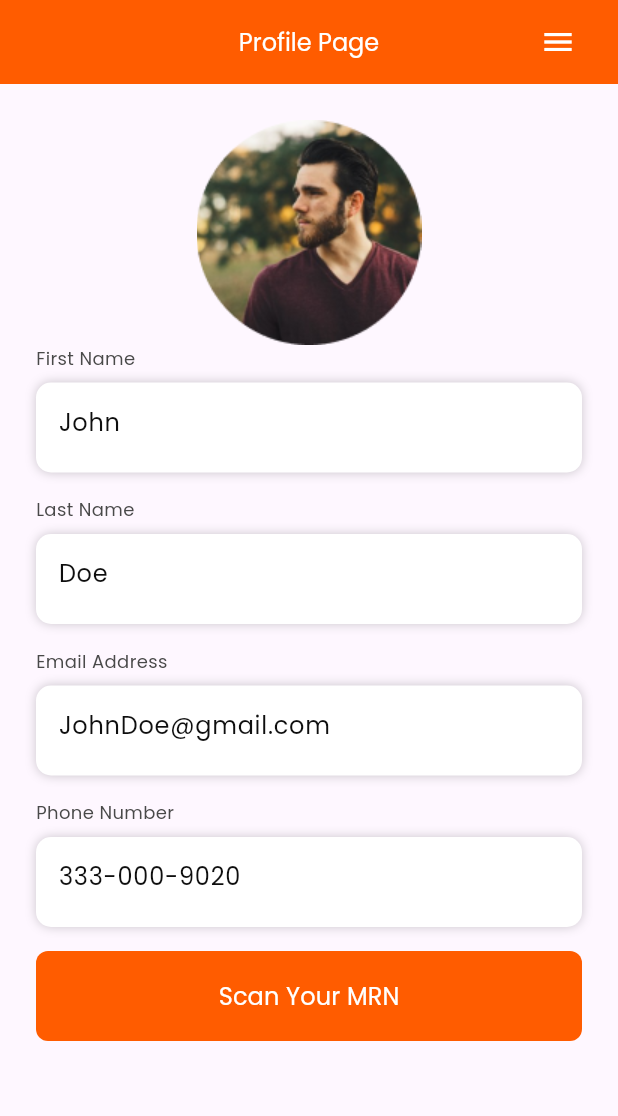
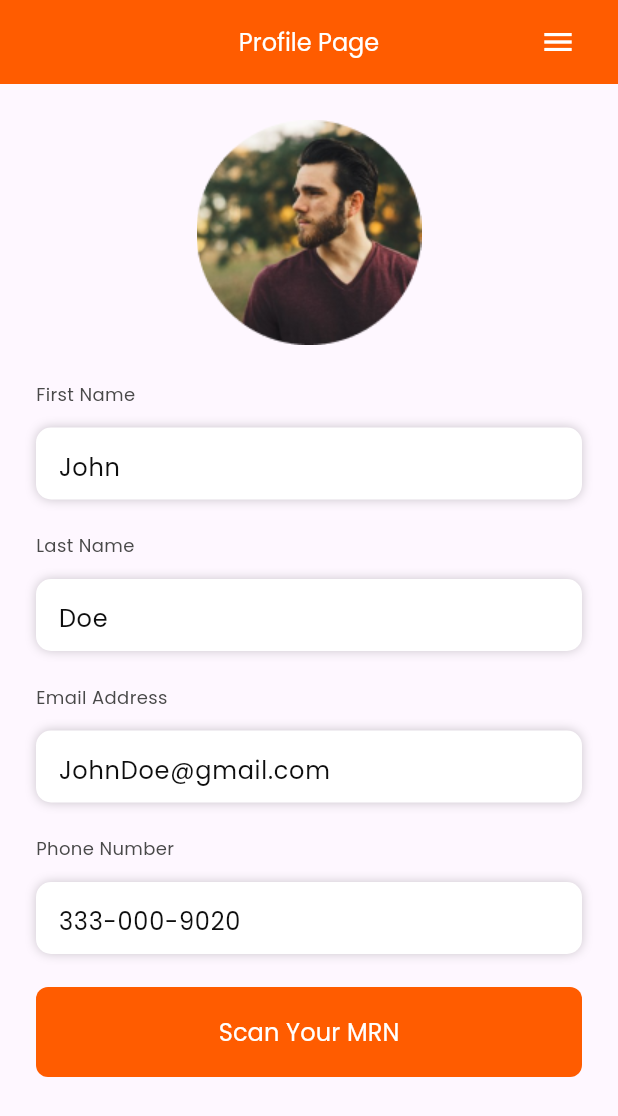
Before and after one commit to JamshedK/Flutter-Training-PI, a Flutter app: the screen it shows after launch, on a phone screen of 412 x 824 dp. Shown: the top 1116 px of the screen. Run offline on Flutter 3.47's test engine with Material 3 defaults, Android fonts, the phone set to English and light mode, and no system bars; our stand-ins replace firebase_auth, firebase_core, google_sign_in; accounts and stored records are empty.

Commit message:
Profile--Page

```diff
--- a/lib/form_helpers.dart
+++ b/lib/form_helpers.dart
@@ -29,6 +29,8 @@ class FormHelpers {
     return SizedBox(
       height: 60,
       width: 380,
+      child: Align(
+        alignment: Alignment.center,
         child: Container(
           decoration: BoxDecoration(
             color: Colors.white,
@@ -46,7 +48,8 @@ class FormHelpers {
             controller: controller,
             decoration: const InputDecoration(
               border: InputBorder.none,
-            contentPadding: EdgeInsets.symmetric(vertical: 10, horizontal: 15),
+              contentPadding:
+                  EdgeInsets.symmetric(vertical: 10, horizontal: 15),
             ),
             style: const TextStyle(
               fontWeight: FontWeight.w500,
@@ -56,6 +59,7 @@ class FormHelpers {
             textAlignVertical: TextAlignVertical.center,
           ),
         ),
+      ),
     );
   }
 }
--- a/lib/profile_screen.dart
+++ b/lib/profile_screen.dart
@@ -82,6 +82,9 @@ class _ProfilePageState extends State<ProfilePage> {
                 height: 150,
                 width: 150,
               ),
+              const SizedBox(
+                height: 24,
+              ),
               ...buildInputBox(_firstNameController, "First Name"),
               ...buildInputBox(_lastNameController, "Last Name"),
               ...buildInputBox(_emailController, "Email Address"),
```
Lines whose indentation alone changed are shown as unchanged.
